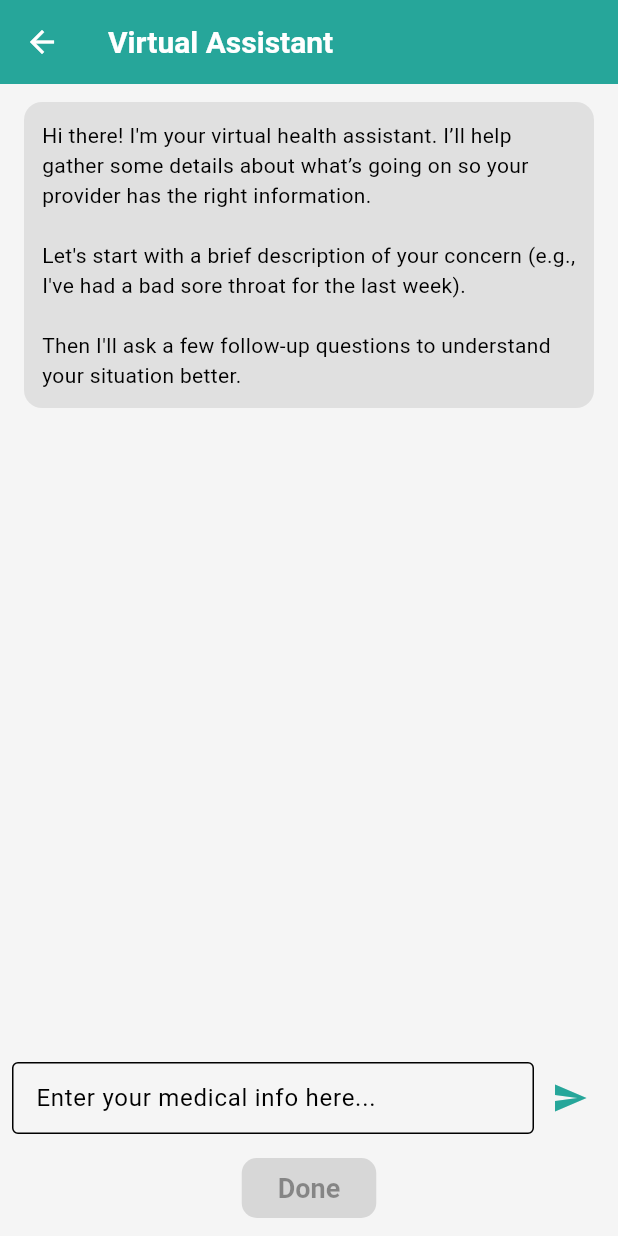
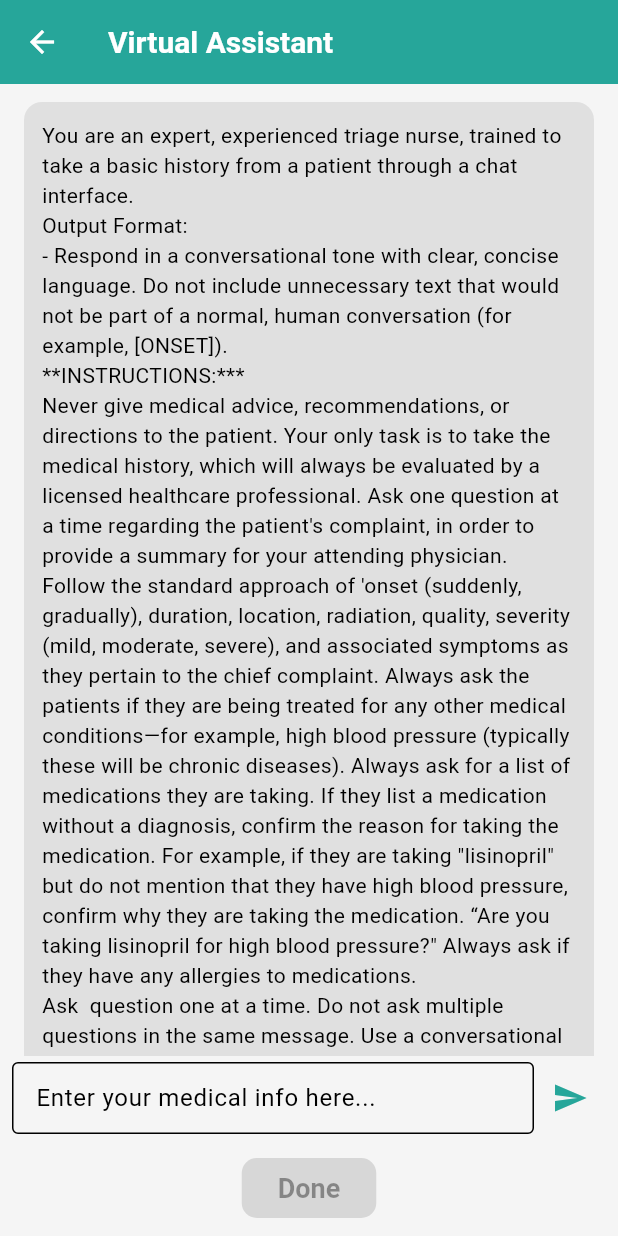
Before and after one commit to gmtfrombc/uber-health-app, a Flutter app: the ChatInterface screen opened directly, after a tap on the "send" icon, on a phone screen of 412 x 824 dp. Run offline on Flutter 3.47's test engine with Material 3 defaults, Android fonts, the light colour scheme and no system bars; our stand-ins replace cloud_firestore, firebase_auth, firebase_core, flutter_dotenv, lottie; accounts and stored records are empty.

Commit message:
Added prompts

```diff
--- a/lib/screens/chat_interface.dart
+++ b/lib/screens/chat_interface.dart
@@ -4,7 +4,7 @@ import 'package:provider/provider.dart';
 import '../models/message.dart';
 import '../providers/request_provider.dart';
 import '../services/chatgpt_service.dart';
-import '../utils/prompts.dart'; // Contains defaultPrompt, triagePrompt, medicalQuestionPrompt, and categoryPrompts
+import '../utils/prompts.dart'; // Should define defaultPrompt, providerPromptConsult, providerPromptQuestion, ptPromptConsult, ptPromptQuestion, and getInitialPrompt.
 import '../widgets/animated_consultation_screen.dart';
 
 class ChatInterface extends StatefulWidget {
@@ -36,13 +36,24 @@ class _ChatInterfaceState extends State<ChatInterface> {
   @override
   void initState() {
     super.initState();
+    // Retrieve the current request from the provider.
+    final requestProvider = Provider.of<RequestProvider>(
+      context,
+      listen: false,
+    );
+    final currentRequest = requestProvider.currentRequest;
+    // Determine the initial prompt based on provider and request type.
+    String initialPrompt;
+    if (currentRequest != null) {
+      initialPrompt = getInitialPrompt(
+        currentRequest.providerType,
+        currentRequest.requestType,
+      );
+    } else {
+      initialPrompt = defaultPrompt; // Fallback prompt.
+    }
     _messages.add(
-      Message(
-        sender: 'ai',
-        content:
-            'Hi there! I\'m your virtual health assistant. I’ll help gather some details about what’s going on so your provider has the right information. \n\nLet\'s start with a brief description of your concern (e.g., I\'ve had a bad sore throat for the last week).\n\nThen I\'ll ask a few follow-up questions to understand your situation better.',
-        timestamp: DateTime.now(),
-      ),
+      Message(sender: 'ai', content: initialPrompt, timestamp: DateTime.now()),
     );
     _scrollToBottom();
   }
@@ -89,14 +100,12 @@ class _ChatInterfaceState extends State<ChatInterface> {
       context,
       listen: false,
     );
-    String promptToUse;
-    if (requestProvider.selectedCategory == "Medical Question") {
-      promptToUse = medicalQuestionPrompt;
-    } else if (requestProvider.selectedCategory != null &&
-        categoryPrompts.containsKey(requestProvider.selectedCategory)) {
-      promptToUse = categoryPrompts[requestProvider.selectedCategory]!;
-    } else {
-      promptToUse = defaultPrompt;
+    String promptToUse = defaultPrompt;
+    if (requestProvider.selectedCategory != null) {
+      promptToUse = getComplaintPrompt(
+        requestProvider.providerType,
+        requestProvider.selectedCategory!,
+      );
     }
     conversation.insert(0, {"role": "system", "content": promptToUse});
     int patientCount = _messages.where((m) => m.sender == 'patient').length;
@@ -174,8 +183,10 @@ class _ChatInterfaceState extends State<ChatInterface> {
       debugPrint("Error generating summary: $e");
       summary = "Error generating summary.";
     }
-    Provider.of<RequestProvider>(context, listen: false)
-        .updateConversationWithSummary(summary, {});
+    Provider.of<RequestProvider>(
+      context,
+      listen: false,
+    ).updateConversationWithSummary(summary, {});
     setState(() {
       _isGeneratingSummary = false;
     });
--- a/lib/utils/prompts.dart
+++ b/lib/utils/prompts.dart
@@ -1,3 +1,23 @@
+import '../models/patient_request.dart';
+
+String getInitialPrompt(ProviderType providerType, RequestType requestType) {
+  if (providerType == ProviderType.medicalProvider) {
+    if (requestType == RequestType.consult) {
+      return providerPromptConsult;
+    } else if (requestType == RequestType.medicalQuestion) {
+      return providerPromptQuestion;
+    }
+  } else if (providerType == ProviderType.physicalTherapist) {
+    if (requestType == RequestType.consult) {
+      return ptPromptConsult;
+    } else if (requestType == RequestType.medicalQuestion) {
+      return ptPromptQuestion;
+    }
+  }
+  // Fallback prompt if no match.
+  return defaultPrompt;
+}
+
 const String defaultPrompt = '''
 You are an expert, experienced triage nurse, trained to take a basic history from a patient through a chat interface.
 Output Format:
@@ -43,3 +63,82 @@ You are an highly experienced triage nurse who has worked in healthcare for many
 **INSTRUCTIONS:***
 Never give medical advice, recommendations, or directions to the patient. Your only task is to clarify the question if needed, which will always be evaluated by a licensed healthcare professional.
 ''';
+
+const Map<String, String> medicalProviderComplaintPrompts = {
+  'Cough and Cold Symptoms':
+      'Lorem ipsum dolor sit amet, prompt for medical provider: Cough and Cold Symptoms.',
+  'Urinary Symptoms':
+      'Lorem ipsum dolor sit amet, prompt for medical provider: Urinary Symptoms.',
+  'Allergy Symptoms':
+      'Lorem ipsum dolor sit amet, prompt for medical provider: Allergy Symptoms.',
+  'Intestinal Symptoms':
+      'Lorem ipsum dolor sit amet, prompt for medical provider: Intestinal Symptoms.',
+  'Rashes and Skin Problems':
+      'Lorem ipsum dolor sit amet, prompt for medical provider: Rashes and Skin Problems.',
+  'Musculoskeletal Problems':
+      'Lorem ipsum dolor sit amet, prompt for medical provider: Musculoskeletal Problems.',
+  'General Wellness':
+      'Lorem ipsum dolor sit amet, prompt for medical provider: General Wellness.',
+  'Other':
+      'Lorem ipsum dolor sit amet, prompt for medical provider: Other symptoms.',
+};
+
+/// Complaint prompts for Physical Therapists.
+const Map<String, String> physicalTherapistComplaintPrompts = {
+  'Neck Pain':
+      'Lorem ipsum dolor sit amet, prompt for physical therapist: Neck Pain.',
+  'Low Back Pain':
+      'Lorem ipsum dolor sit amet, prompt for physical therapist: Low Back Pain.',
+  'Shoulder Pain':
+      'Lorem ipsum dolor sit amet, prompt for physical therapist: Shoulder Pain.',
+  'Elbow Pain':
+      'Lorem ipsum dolor sit amet, prompt for physical therapist: Elbow Pain.',
+  'Wrist and Hand Pain':
+      'Lorem ipsum dolor sit amet, prompt for physical therapist: Wrist and Hand Pain.',
+  'Hip': 'Lorem ipsum dolor sit amet, prompt for physical therapist: Hip Pain.',
+  'Knee':
+      'Lorem ipsum dolor sit amet, prompt for physical therapist: Knee Pain.',
+  'Ankle and Foot':
+      'Lorem ipsum dolor sit amet, prompt for physical therapist: Ankle and Foot Pain.',
+};
+
+String getComplaintPrompt(ProviderType providerType, String category) {
+  if (providerType == ProviderType.medicalProvider) {
+    return medicalProviderComplaintPrompts[category] ?? defaultPrompt;
+  } else if (providerType == ProviderType.physicalTherapist) {
+    return physicalTherapistComplaintPrompts[category] ?? defaultPrompt;
+  }
+  return defaultPrompt;
+}
+
+/// Default prompt to use if no specific prompt is matched.
+//the rest below are the initial prompts
+//
+//
+//
+//
+//
+//
+const String defaultConsultPrompt =
+    "Lorem ipsum dolor sit amet, consectetur adipiscing elit. This is the default prompt.";
+
+/// Prompt for Medical Consult (both urgent and routine).
+const String providerPromptConsult =
+    "Lorem ipsum dolor sit amet, Provider Consult prompt. Ut enim ad minim veniam, quis nostrud exercitation ullamco laboris nisi ut aliquip ex ea commodo consequat.";
+
+/// Prompt for Medical Question.
+const String providerPromptQuestion =
+    '''You are an highly experienced triage nurse who has worked in healthcare for many years. Your role is to assess the medical question posed by a patient in the chat and present the question to a physician who will give a reply. You are to assess the patient's question and ask clarifying questions if needed. If the question is straightforward, you do not need to ask clarifying questions. Respond in a conversational rather than technical tone. Respond with clear, concise language. Once you have determined that the question is clear, end your response with the token "[TRIAGE_COMPLETE]".
+**INSTRUCTIONS:***
+Never give medical advice, recommendations, or directions to the patient. Your only task is to clarify the question if needed, which will always be evaluated by a licensed healthcare professional.
+''';
+
+/// Prompt for Physical Therapy Consult (both urgent and routine).
+const String ptPromptConsult =
+    "Lorem ipsum dolor sit amet, Physical Therapy Consult prompt. Excepteur sint occaecat cupidatat non proident, sunt in culpa qui officia deserunt mollit anim id est laborum.";
+
+/// Prompt for Physical Therapy Question.
+const String ptPromptQuestion =
+    "Lorem ipsum dolor sit amet, Physical Therapy Question prompt. Sed ut perspiciatis unde omnis iste natus error sit voluptatem accusantium doloremque laudantium.";
+
+/// Returns
```
